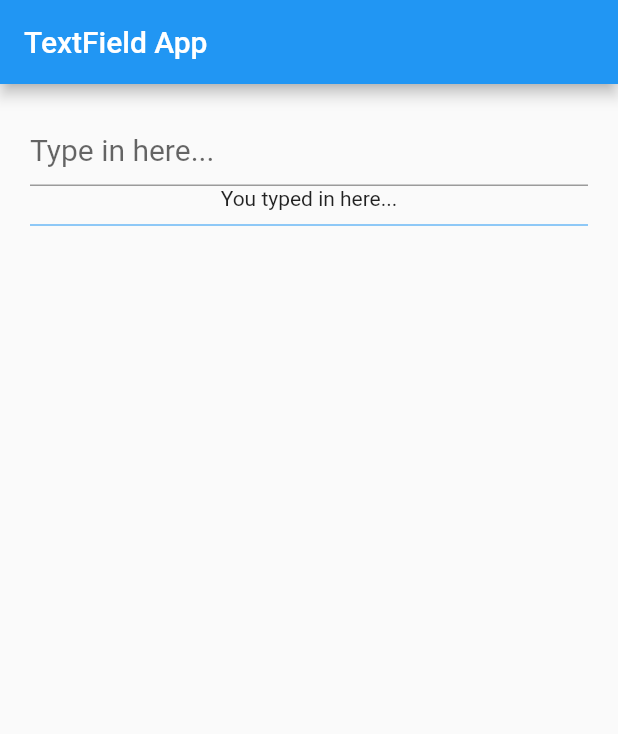
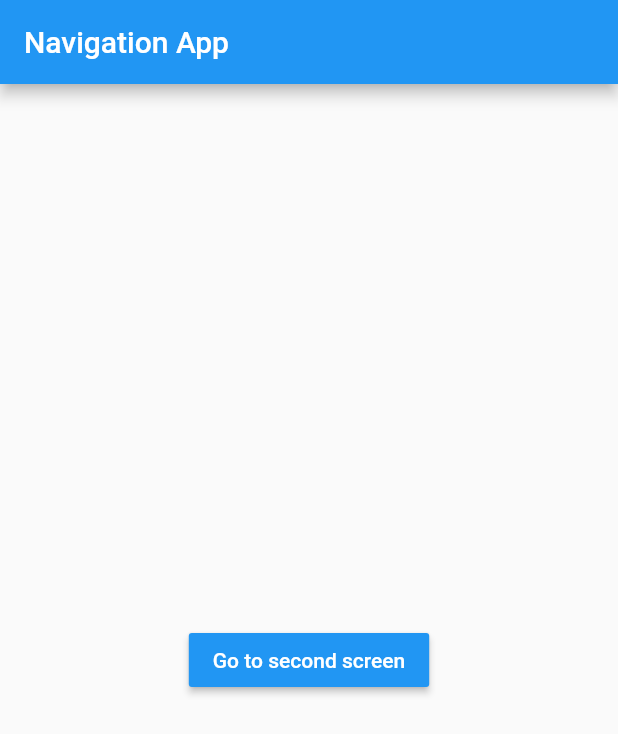
Before and after one commit to eliecerLR/learning-dart, a Flutter app: the screen it shows after launch, on a phone screen of 412 x 824 dp. Shown: the top 734 px of the screen. Run offline on Flutter 3.47's test engine with Material 2 defaults, Android fonts, the phone set to English and light mode, and no system bars.

Commit message:
navigation class

```diff
--- a/lib/main.dart
+++ b/lib/main.dart
@@ -3,7 +3,7 @@ import 'package:flutter/material.dart';
 
 void main() => runApp(
       MaterialApp(
-        title: 'TextField App',
-        home: MyTextField(),
+        title: 'Mavigation App',
+        home: App(),
       ),
     );
--- a/lib/src/app.dart
+++ b/lib/src/app.dart
@@ -1,49 +1,28 @@
+import 'package:first_app/src/screens/second.dart';
 import 'package:flutter/material.dart';
 
-class MyTextField extends StatefulWidget {
-  @override
-  _MyTextFieldState createState() => _MyTextFieldState();
+class App extends StatefulWidget {
+  _AppState createState() => _AppState();
 }
 
-class _MyTextFieldState extends State<MyTextField> {
-  List<String> _strings = [];
-  final TextEditingController _controller = TextEditingController();
-  String string = '';
-
+class _AppState extends State<App> {
   @override
   Widget build(BuildContext context) {
     return Scaffold(
       appBar: AppBar(
-        title: Text('TextField App'),
+        title: Text('Navigation App'),
       ),
-      body: Container(
-        padding: EdgeInsets.all(20.0),
-        child: Column(
-          children: <Widget>[
-            TextField(
-              // Add a controller
-              controller: _controller,
-              decoration: InputDecoration(hintText: 'Type in here...'),
-              onSubmitted: (value) => {
-                setState(() {
-                  _strings.add(value);
-                  // Clear the TextField
-                  _controller.clear();
-                })
-              },
-              style: TextStyle(
-                fontSize: 20.0,
-                color: Colors.blue,
-              ),
-            ),
-            Text('You typed in here...'),
-            for (var string in _strings) Text(string),
-            // Add a divider
-            Divider(
-              height: 20.0,
-              color: Colors.blue,
-            ),
-          ],
+      body: Center(
+        child: MaterialButton(
+          color: Colors.blue,
+          textColor: Colors.white,
+          child: Text('Go to second screen'),
+          onPressed: () {
+            Navigator.push(
+              context,
+              MaterialPageRoute(builder: (context) => Second(title: 'Second')),
+            );
+          },
         ),
       ),
     );
--- /dev/null
+++ b/lib/src/screens/second.dart
@@ -0,0 +1,26 @@
+import 'package:flutter/material.dart';
+
+class Second extends StatelessWidget {
+  final String title;
+
+  Second({required this.title});
+
+  @override
+  Widget build(BuildContext context) {
+    return Scaffold(
+      appBar: AppBar(
+        title: Text(title),
+      ),
+      body: Center(
+        child: MaterialButton(
+          color: Colors.blue,
+          textColor: Colors.white,
+          child: Text('Go to first screen'),
+          onPressed: () {
+            Navigator.pop(context);
+          },
+        ),
+      ),
+    );
+  }
+}
```
Also changed, not shown: lib/src/screens/Card.dart (deleted, +0 -31 lines).
